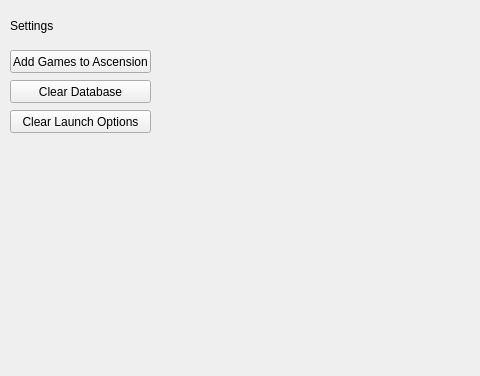
Proj-Ascension/Client, file Resource/UI/Settings.ui: the form before one commit; both pictures show x 0 to 480 and y 0 to 376 of the 592 by 544 pixel window.
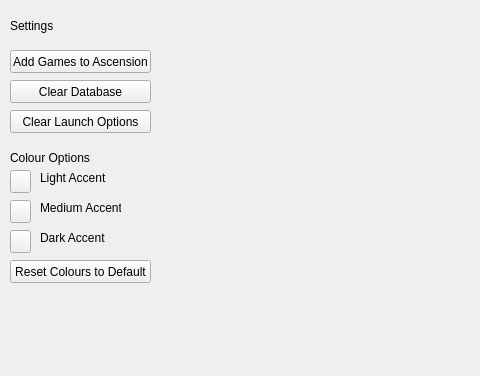
The form after the commit.

Commit message:
Settings Widget
-Added options to change the three accent colours
-Added option to reset accents to default
-Changed location of palette.ini to appdata

What changed in the file:
```diff
--- a/Resource/UI/Settings.ui
+++ b/Resource/UI/Settings.ui
@@ -65,6 +65,110 @@
     <string>Clear Database</string>
    </property>
   </widget>
+  <widget class="QPushButton" name="AccentButton">
+   <property name="geometry">
+    <rect>
+     <x>10</x>
+     <y>170</y>
+     <width>21</width>
+     <height>23</height>
+    </rect>
+   </property>
+   <property name="text">
+    <string/>
+   </property>
+  </widget>
+  <widget class="QLabel" name="label_2">
+   <property name="geometry">
+    <rect>
+     <x>10</x>
+     <y>150</y>
+     <width>81</width>
+     <height>16</height>
+    </rect>
+   </property>
+   <property name="text">
+    <string>Colour Options:</string>
+   </property>
+  </widget>
+  <widget class="QLabel" name="label_3">
+   <property name="geometry">
+    <rect>
+     <x>40</x>
+     <y>170</y>
+     <width>81</width>
+     <height>16</height>
+    </rect>
+   </property>
+   <property name="text">
+    <string>Light Accent</string>
+   </property>
+  </widget>
+  <widget class="QPushButton" name="AccentButton_2">
+   <property name="geometry">
+    <rect>
+     <x>10</x>
+     <y>200</y>
+     <width>21</width>
+     <height>23</height>
+    </rect>
+   </property>
+   <property name="text">
+    <string/>
+   </property>
+  </widget>
+  <widget class="QPushButton" name="AccentButton_3">
+   <property name="geometry">
+    <rect>
+     <x>10</x>
+     <y>230</y>
+     <width>21</width>
+     <height>23</height>
+    </rect>
+   </property>
+   <property name="text">
+    <string/>
+   </property>
+  </widget>
+  <widget class="QLabel" name="label_4">
+   <property name="geometry">
+    <rect>
+     <x>40</x>
+     <y>200</y>
+     <width>81</width>
+     <height>16</height>
+    </rect>
+   </property>
+   <property name="text">
+    <string>Medium Accent</string>
+   </property>
+  </widget>
+  <widget class="QLabel" name="label_5">
+   <property name="geometry">
+    <rect>
+     <x>40</x>
+     <y>230</y>
+     <width>81</width>
+     <height>16</height>
+    </rect>
+   </property>
+   <property name="text">
+    <string>Dark Accent</string>
+   </property>
+  </widget>
+  <widget class="QPushButton" name="ResetAccents">
+   <property name="geometry">
+    <rect>
+     <x>10</x>
+     <y>260</y>
+     <width>141</width>
+     <height>23</height>
+    </rect>
+   </property>
+   <property name="text">
+    <string>Reset Colours to Default</string>
+   </property>
+  </widget>
  </widget>
  <resources/>
  <connections/>
```
The commit also changes 4 other files.
